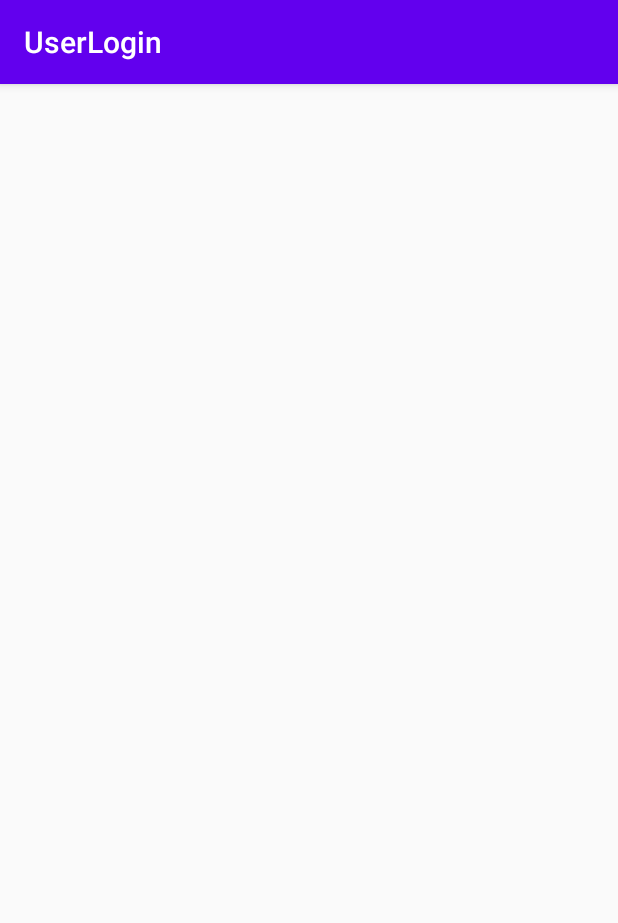
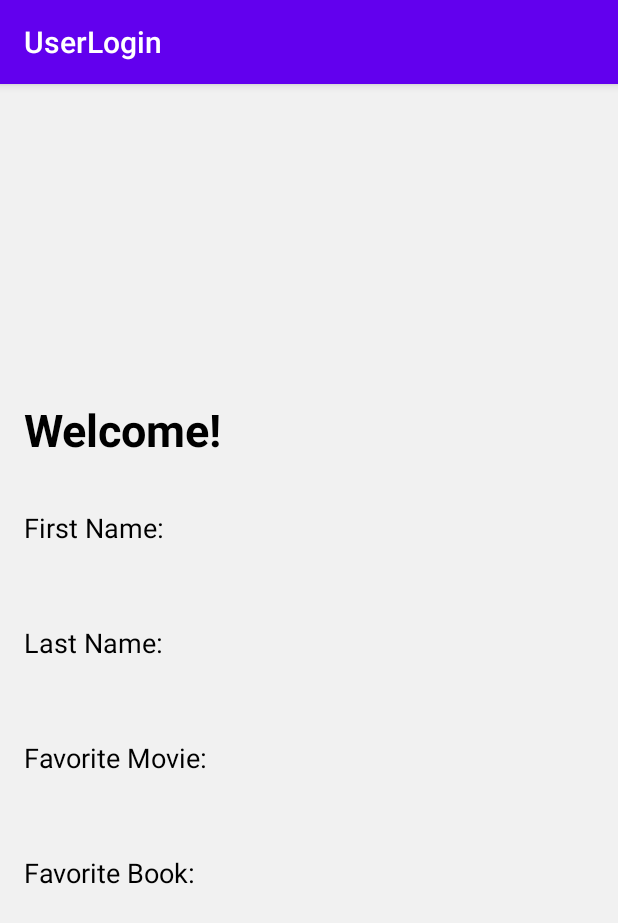
Before and after one commit to SaitejaswiK/CSEE5590_Web-MobileProgramming_Lab, an Android app: the MainActivity screen opened directly, with no data from a screen before it, on a phone screen of 412 x 824 dp. Shown: the top 923 px of the screen. Run offline under Robolectric (Android 15) with nearby library versions, the phone set to English and light mode, and no system bars.

Commit message:
Display register data in main actvity
Display register data in main actvity. Complete lab 2 task

```diff
--- a/Lab 2/Source/UserLogin/app/build.gradle
+++ b/Lab 2/Source/UserLogin/app/build.gradle
@@ -18,6 +18,7 @@ android {
         release {
             minifyEnabled false
             proguardFiles getDefaultProguardFile('proguard-android-optimize.txt'), 'proguard-rules.pro'
+            debuggable true
         }
     }
 
--- a/Lab 2/Source/UserLogin/app/src/main/java/com/example/userlogin/LoginActivity.java
+++ b/Lab 2/Source/UserLogin/app/src/main/java/com/example/userlogin/LoginActivity.java
@@ -40,6 +40,10 @@ public class LoginActivity extends AppCompatActivity {
                     if (currentUser != null) {
                         Snackbar.make(buttonLogin, "Successfully Logged in!", Snackbar.LENGTH_LONG).show();
                         Intent intent=new Intent(LoginActivity.this,MainActivity.class);
+                        intent.putExtra("first", currentUser.first_name);
+                        intent.putExtra("last", currentUser.last_name);
+                        intent.putExtra("movie", currentUser.movie);
+                        intent.putExtra("book", currentUser.book);
                         startActivity(intent);
                         finish();
                     } else {
--- a/Lab 2/Source/UserLogin/app/src/main/java/com/example/userlogin/MainActivity.java
+++ b/Lab 2/Source/UserLogin/app/src/main/java/com/example/userlogin/MainActivity.java
@@ -2,7 +2,9 @@ package com.example.userlogin;
 
 import androidx.appcompat.app.AppCompatActivity;
 
+import android.content.Intent;
 import android.os.Bundle;
+import android.widget.TextView;
 
 public class MainActivity extends AppCompatActivity {
 
@@ -10,5 +12,24 @@ public class MainActivity extends AppCompatActivity {
     protected void onCreate(Bundle savedInstanceState) {
         super.onCreate(savedInstanceState);
         setContentView(R.layout.activity_main);
+        Intent intent = getIntent();
+        String first = intent.getStringExtra("first");
+        String last = intent.getStringExtra("last");
+        String movie = intent.getStringExtra("movie");
+        String book = intent.getStringExtra("book");
+
+
+
+        TextView first_name = (TextView) findViewById(R.id.textFirst);
+        TextView last_name = (TextView) findViewById(R.id.textLast);
+        TextView movie_title = (TextView) findViewById(R.id.textMovie);
+        TextView book_title = (TextView) findViewById(R.id.textBook);
+
+        first_name.setText(first);
+        last_name.setText(last);
+        movie_title.setText(movie);
+        book_title.setText(book);
+
+
     }
 }
--- a/Lab 2/Source/UserLogin/app/src/main/java/com/example/userlogin/SQLHelper.java
+++ b/Lab 2/Source/UserLogin/app/src/main/java/com/example/userlogin/SQLHelper.java
@@ -73,10 +73,6 @@ public class SQLHelper extends SQLiteOpenHelper {
                 KEY_USER_NAME + "=?", new String[]{user.username}, null, null, null);
 
         if (cursor != null && cursor.moveToFirst()&& cursor.getCount()>0) {
-            Log.i("i", cursor.getString(0));
-            Log.i("i", cursor.getString(1));
-            Log.e("E", "Reached user gen");
-            //if cursor has value then in user database there is user associated with this given email
             User user_test = new User(cursor.getString(0), cursor.getString(1),
                      "Test", "Test", "Test", "Test");
 
@@ -100,4 +96,5 @@ public class SQLHelper extends SQLiteOpenHelper {
         }
         return false;
     }
+
 }
--- a/Lab 2/Source/UserLogin/app/src/main/res/layout/activity_main.xml
+++ b/Lab 2/Source/UserLogin/app/src/main/res/layout/activity_main.xml
@@ -1,7 +1,126 @@
 <?xml version="1.0" encoding="utf-8"?>
-<androidx.constraintlayout.widget.ConstraintLayout xmlns:android="http://schemas.android.com/apk/res/android"
+<ScrollView xmlns:android="http://schemas.android.com/apk/res/android"
     xmlns:app="http://schemas.android.com/apk/res-auto"
-    xmlns:tools="http://schemas.android.com/tools"
     android:layout_width="match_parent"
     android:layout_height="match_parent"
-    tools:context=".MainActivity"/>
+    android:background="#F1F1F1"
+    android:fitsSystemWindows="true">
+
+    <LinearLayout
+        android:layout_width="match_parent"
+        android:layout_height="wrap_content"
+        android:layout_gravity="center_vertical"
+        android:layout_marginLeft="16dp"
+        android:layout_marginRight="16dp"
+        android:orientation="vertical">
+
+        <TextView
+            android:id="@+id/title"
+            android:layout_width="match_parent"
+            android:layout_height="wrap_content"
+            android:text="Welcome!"
+            android:textColor="#000000"
+            android:textSize="30sp"
+            android:textStyle="bold" />
+
+        <com.google.android.material.textfield.TextInputLayout
+            android:id="@+id/textInputLayoutFirst"
+            android:layout_width="match_parent"
+            android:layout_height="wrap_content"
+            android:layout_marginTop="16dp"
+            app:errorEnabled="true">
+
+            <TextView
+                android:id="@+id/textView3"
+                android:layout_width="wrap_content"
+                android:layout_height="wrap_content"
+                android:layout_weight="1"
+                android:text="First Name:"
+                android:textColor="#000000"
+                android:textSize="18sp" />
+
+            <TextView
+                android:id="@+id/textFirst"
+                android:layout_width="wrap_content"
+                android:layout_height="wrap_content"
+                android:layout_weight="1"
+                android:text="Loading..." />
+
+
+        </com.google.android.material.textfield.TextInputLayout>
+
+        <com.google.android.material.textfield.TextInputLayout
+            android:id="@+id/textInputLayoutLast"
+            android:layout_width="match_parent"
+            android:layout_height="wrap_content"
+            android:layout_marginTop="16dp"
+            app:errorEnabled="true">
+
+            <TextView
+                android:id="@+id/textView4"
+                android:layout_width="wrap_content"
+                android:layout_height="wrap_content"
+                android:layout_weight="1"
+                android:text="Last Name:"
+                android:textColor="#000000"
+                android:textSize="18sp" />
+
+            <TextView
+                android:id="@+id/textLast"
+                android:layout_width="wrap_content"
+                android:layout_height="wrap_content"
+                android:layout_weight="1"
+                android:text="Loading..." />
+        </com.google.android.material.textfield.TextInputLayout>
+
+        <com.google.android.material.textfield.TextInputLayout
+            android:id="@+id/textInputLayoutMovie"
+            android:layout_width="match_parent"
+            android:layout_height="wrap_content"
+            android:layout_marginTop="16dp"
+            app:errorEnabled="true">
+
+            <TextView
+                android:id="@+id/textView5"
+                android:layout_width="wrap_content"
+                android:layout_height="wrap_content"
+                android:layout_weight="1"
+                android:text="Favorite Movie:"
+                android:textColor="#000000"
+                android:textSize="18sp" />
+
+            <TextView
+                android:id="@+id/textMovie"
+                android:layout_width="wrap_content"
+                android:layout_height="wrap_content"
+                android:layout_weight="1"
+                android:text="Loading..." />
+
+        </com.google.android.material.textfield.TextInputLayout>
+
+        <com.google.android.material.textfield.TextInputLayout
+            android:id="@+id/textInputLayoutBook"
+            android:layout_width="match_parent"
+            android:layout_height="wrap_content"
+            android:layout_marginTop="16dp"
+            app:errorEnabled="true">
+
+            <TextView
+                android:id="@+id/textView6"
+                android:layout_width="wrap_content"
+                android:layout_height="wrap_content"
+                android:layout_weight="1"
+                android:text="Favorite Book:"
+                android:textColor="#000000"
+                android:textSize="18sp" />
+
+            <TextView
+                android:id="@+id/textBook"
+                android:layout_width="wrap_content"
+                android:layout_height="wrap_content"
+                android:layout_weight="1"
+                android:text="Loading..." />
+        </com.google.android.material.textfield.TextInputLayout>
+
+    </LinearLayout>
+</ScrollView>
--- a/Lab 2/Source/UserLogin/app/src/main/res/layout/activity_register.xml
+++ b/Lab 2/Source/UserLogin/app/src/main/res/layout/activity_register.xml
@@ -23,7 +23,7 @@
             app:errorEnabled="true">
 
             <com.google.android.material.textfield.TextInputEditText
-                android:id="@+id/editTextUserName"
+                android:id="@+id/editTextUsername"
                 android:layout_width="match_parent"
                 android:layout_height="wrap_content"
                 android:hint="Username"
```
